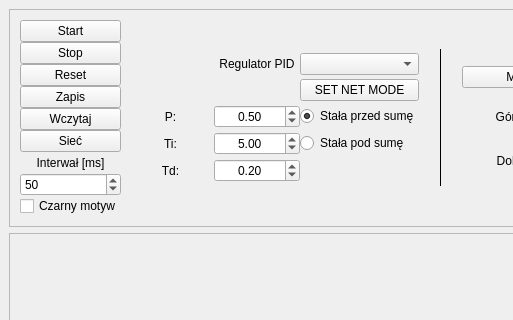
Before: the Qt Designer form mainwindow.ui in JakubMida/SieciProjekt, drawn with Qt 5; both pictures show x 0 to 513 and y 0 to 320 of the 1104 by 808 pixel window.
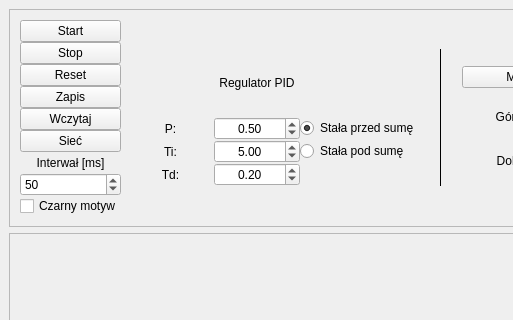
After: the same form once the commit is applied. Custom widgets are drawn as their Qt base class.

What changed in the file:
```diff
--- a/mainwindow.ui
+++ b/mainwindow.ui
@@ -37,8 +37,8 @@
         <rect>
          <x>0</x>
          <y>0</y>
-         <width>1070</width>
-         <height>227</height>
+         <width>1063</width>
+         <height>269</height>
         </rect>
        </property>
        <property name="sizePolicy">
@@ -411,66 +411,7 @@
             <property name="horizontalSpacing">
              <number>0</number>
             </property>
-            <item row="4" column="0">
-             <widget class="QLabel" name="label_3">
-              <property name="text">
-               <string>P:</string>
-              </property>
-              <property name="alignment">
-               <set>Qt::AlignmentFlag::AlignCenter</set>
-              </property>
-             </widget>
-            </item>
-            <item row="4" column="1">
-             <widget class="QDoubleSpinBox" name="kSpinBox">
-              <property name="alignment">
-               <set>Qt::AlignmentFlag::AlignCenter</set>
-              </property>
-              <property name="singleStep">
-               <double>0.100000000000000</double>
-              </property>
-              <property name="value">
-               <double>0.500000000000000</double>
-              </property>
-             </widget>
-            </item>
-            <item row="1" column="2">
-             <widget class="QComboBox" name="networkCombo"/>
-            </item>
-            <item row="1" column="1">
-             <widget class="QLabel" name="label">
-              <property name="text">
-               <string>Regulator PID</string>
-              </property>
-              <property name="alignment">
-               <set>Qt::AlignmentFlag::AlignCenter</set>
-              </property>
-             </widget>
-            </item>
-            <item row="6" column="0">
-             <widget class="QLabel" name="label_4">
-              <property name="text">
-               <string>Ti:</string>
-              </property>
-              <property name="alignment">
-               <set>Qt::AlignmentFlag::AlignCenter</set>
-              </property>
-             </widget>
-            </item>
-            <item row="6" column="1">
-             <widget class="QDoubleSpinBox" name="tiSpinBox">
-              <property name="alignment">
-               <set>Qt::AlignmentFlag::AlignCenter</set>
-              </property>
-              <property name="singleStep">
-               <double>0.100000000000000</double>
-              </property>
-              <property name="value">
-               <double>5.000000000000000</double>
-              </property>
-             </widget>
-            </item>
-            <item row="8" column="0">
+            <item row="7" column="0">
              <widget class="QLabel" name="label_5">
               <property name="text">
                <string>Td:</string>
@@ -480,14 +421,14 @@
               </property>
              </widget>
             </item>
-            <item row="6" column="2">
+            <item row="5" column="2">
              <widget class="QRadioButton" name="radioButton_3">
               <property name="text">
                <string>Stała pod sumę</string>
               </property>
              </widget>
             </item>
-            <item row="8" column="1">
+            <item row="7" column="1">
              <widget class="QDoubleSpinBox" name="tdSpinBox">
               <property name="alignment">
                <set>Qt::AlignmentFlag::AlignCenter</set>
@@ -500,7 +441,33 @@
               </property>
              </widget>
             </item>
-            <item row="4" column="2">
+            <item row="3" column="1">
+             <widget class="QDoubleSpinBox" name="kSpinBox">
+              <property name="alignment">
+               <set>Qt::AlignmentFlag::AlignCenter</set>
+              </property>
+              <property name="singleStep">
+               <double>0.100000000000000</double>
+              </property>
+              <property name="value">
+               <double>0.500000000000000</double>
+              </property>
+             </widget>
+            </item>
+            <item row="5" column="1">
+             <widget class="QDoubleSpinBox" name="tiSpinBox">
+              <property name="alignment">
+               <set>Qt::AlignmentFlag::AlignCenter</set>
+              </property>
+              <property name="singleStep">
+               <double>0.100000000000000</double>
+              </property>
+              <property name="value">
+               <double>5.000000000000000</double>
+              </property>
+             </widget>
+            </item>
+            <item row="3" column="2">
              <widget class="QRadioButton" name="radioButton_2">
               <property name="text">
                <string>Stała przed sumę</string>
@@ -510,10 +477,33 @@
               </property>
              </widget>
             </item>
-            <item row="2" column="2">
-             <widget class="QPushButton" name="networkButton">
+            <item row="5" column="0">
+             <widget class="QLabel" name="label_4">
               <property name="text">
-               <string>SET NET MODE</string>
+               <string>Ti:</string>
+              </property>
+              <property name="alignment">
+               <set>Qt::AlignmentFlag::AlignCenter</set>
+              </property>
+             </widget>
+            </item>
+            <item row="3" column="0">
+             <widget class="QLabel" name="label_3">
+              <property name="text">
+               <string>P:</string>
+              </property>
+              <property name="alignment">
+               <set>Qt::AlignmentFlag::AlignCenter</set>
+              </property>
+             </widget>
+            </item>
+            <item row="1" column="1">
+             <widget class="QLabel" name="label">
+              <property name="text">
+               <string>Regulator PID</string>
+              </property>
+              <property name="alignment">
+               <set>Qt::AlignmentFlag::AlignCenter</set>
               </property>
              </widget>
             </item>
```
Left out of the diff: 4 changed lines with no effect on the pictures.
